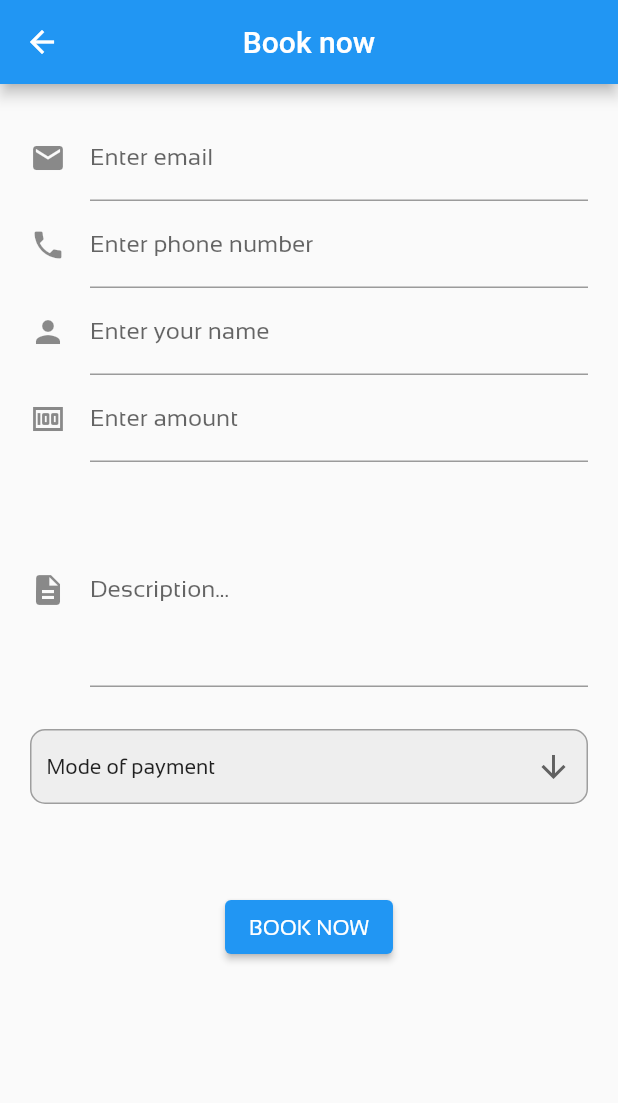
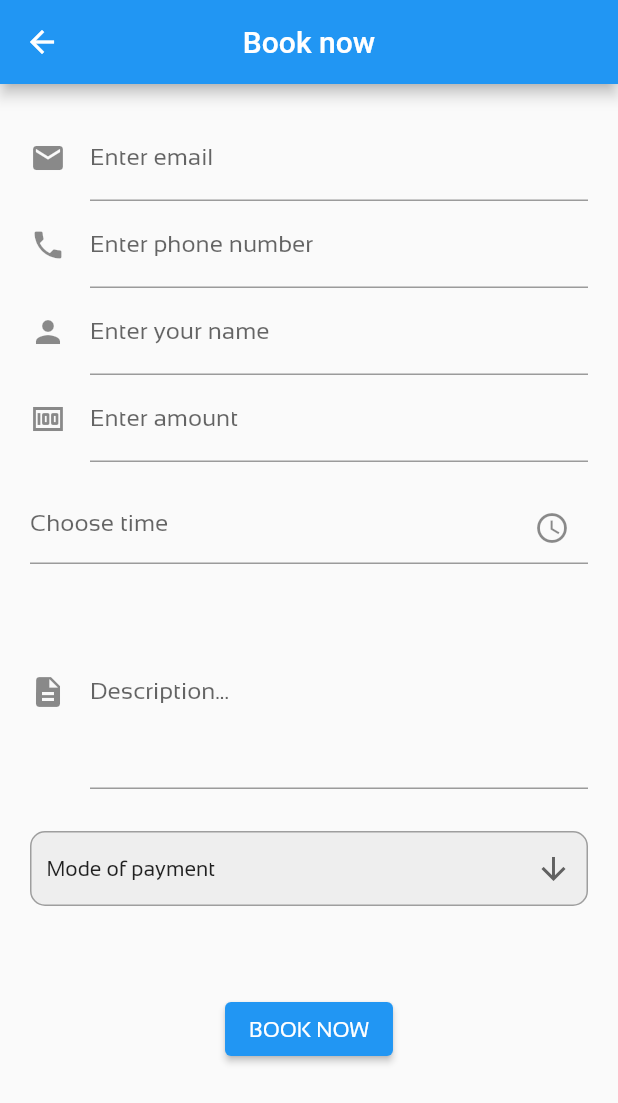
Before and after one commit to johny2345/moonpath, a Flutter app: the screen it shows after launch, in the side drawer, after a tap on "Book now", on a phone screen of 412 x 824 dp. Shown: the top 1103 px of the screen. Run offline on Flutter 3.47's test engine with Material 2 defaults, Android fonts, the light colour scheme and no system bars; our stand-ins replace cached_network_image, carousel_slider, cloud_firestore, dio, firebase_auth, firebase_core and 4 more; missing offline and left inert: day_night_time_picker, flutter_clean_calendar, latlng, map; accounts and stored records are empty; generated files the repository leaves out were written again; key blocks and very long unbroken strings in the code were emptied for the run.

Commit message:
time controller

```diff
--- a/lib/components/bookClient.dart
+++ b/lib/components/bookClient.dart
@@ -1,12 +1,10 @@
 import 'package:flutter/material.dart';
-import 'package:dio/dio.dart';
+import 'package:day_night_time_picker/day_night_time_picker.dart';
 import 'package:cloud_firestore/cloud_firestore.dart';
 import 'package:firebase_core/firebase_core.dart';
 import 'package:moonpath/widgets/widgetProperties.dart';
 import 'package:moonpath/services/services.dart';
 import 'package:logger/logger.dart';
-import 'package:moonpath/model/fetchDetails/buxFetchDetails.dart';
-import 'package:moonpath/services/services.dart';
 
 class BookPage extends StatefulWidget {
   const BookPage({Key? key}) : super(key: key);
@@ -24,9 +22,37 @@ String? contactNumber;
 String? name;
 String? description;
 
+var _timeController = TextEditingController();
+TimeOfDay _time = TimeOfDay.now().replacing(minute: 00);
+DateTime selectedDate = DateTime.now();
+
 String? _chosenValue;
 
 class _BookPageState extends State<BookPage> {
+  @override
+  void initState() {
+    super.initState();
+  }
+
+  // @override
+  // void dispose() {
+  //   _timeController.dispose();
+  //   super.dispose();
+  // }
+
+  void onTimeChanged(TimeOfDay newTime) {
+    setState(() {
+      _time = newTime;
+      _timeController.value = _timeController.value.copyWith(
+        text: _time.format(context).toString(),
+        selection: TextSelection(
+            baseOffset: _time.format(context).toString().length,
+            extentOffset: _time.toString().length),
+        composing: TextRange.empty,
+      );
+    });
+  }
+
   @override
   Widget build(BuildContext context) {
     if (isLoading == true) {
@@ -121,6 +147,50 @@ class _BookPageState extends State<BookPage> {
                     height: 20,
                   ),
                   TextFormField(
+                    readOnly: true,
+                    controller: _timeController,
+                    decoration: InputDecoration(
+                      hintText: 'Choose time',
+                      suffixIcon: IconButton(
+                          onPressed: () {
+                            Navigator.of(context).push(
+                              showPicker(
+                                context: context,
+                                value: _time,
+                                onChange: onTimeChanged,
+                              ),
+                            );
+                          },
+                          icon: Icon(Icons.access_time_outlined)),
+                    ),
+                  ),
+                  // ElevatedButton(
+                  //   onPressed: () {
+                  //     Navigator.of(context).push(
+                  //       showPicker(
+                  //         context: context,
+                  //         value: _time,
+                  //         onChange: onTimeChanged,
+                  //       ),
+                  //     );
+                  //   },
+                  //   child: Text(
+                  //     "Choose time",
+                  //     style: TextStyle(color: Colors.white),
+                  //   ),
+                  // ),
+                  // SizedBox(
+                  //   height: 20,
+                  // ),
+                  // ElevatedButton(
+                  //   onPressed: () => buildMaterialDatePicker(context),
+                  //   child: Text('Select date',
+                  //       style: TextStyle(fontWeight: FontWeight.bold)),
+                  // ),
+                  SizedBox(
+                    height: 20,
+                  ),
+                  TextFormField(
                     maxLines: 5,
                     onSaved: (String? input) {
                       description = input;
@@ -211,6 +281,14 @@ class _BookPageState extends State<BookPage> {
     );
   }
 
+  bool _decideWhichDayToEnable(DateTime day) {
+    if ((day.isAfter(DateTime.now().subtract(Duration(days: 1))) &&
+        day.isBefore(DateTime.now().add(Duration(days: 250))))) {
+      return true;
+    }
+    return false;
+  }
+
   Future<void> bookCustomer() async {
     setState(() {
       isLoading = true;
--- a/pubspec.yaml
+++ b/pubspec.yaml
@@ -35,6 +35,8 @@ dependencies:
     cached_network_image: ^3.1.0
     flutter_clean_calendar: ^1.1.0
     json_annotation: ^4.1.0
+    day_night_time_picker: ^1.0.0
+    date_time_picker: ^2.1.0
 
     retrofit: ^2.0.1
     dio: ^4.0.0
```
Also changed, not shown: pubspec.lock.
